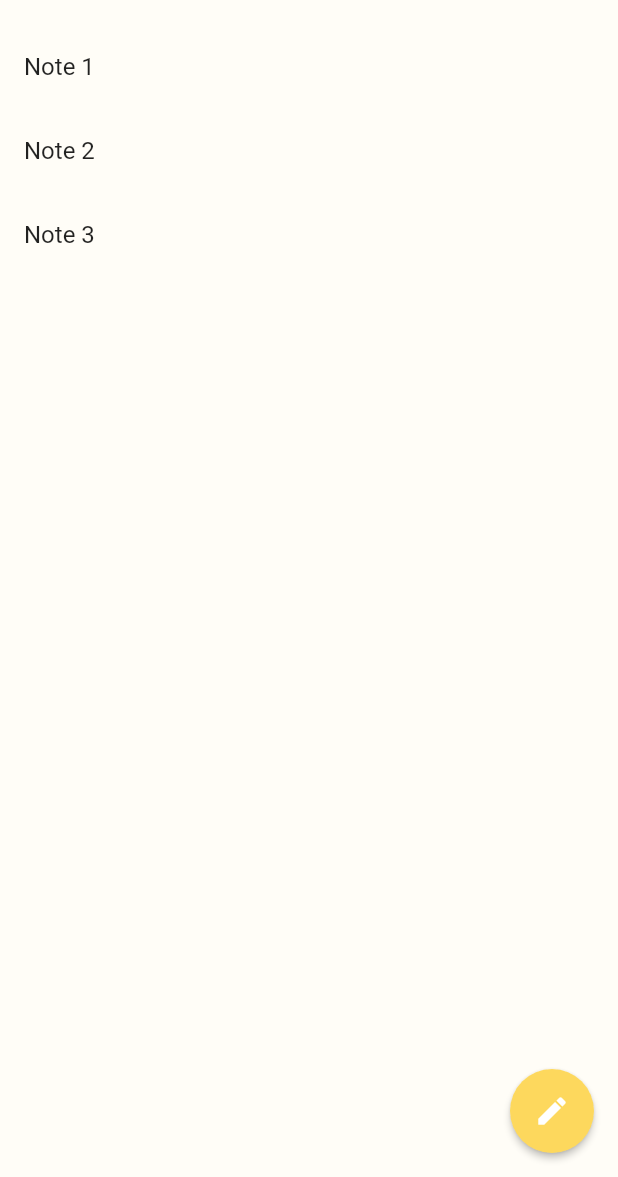
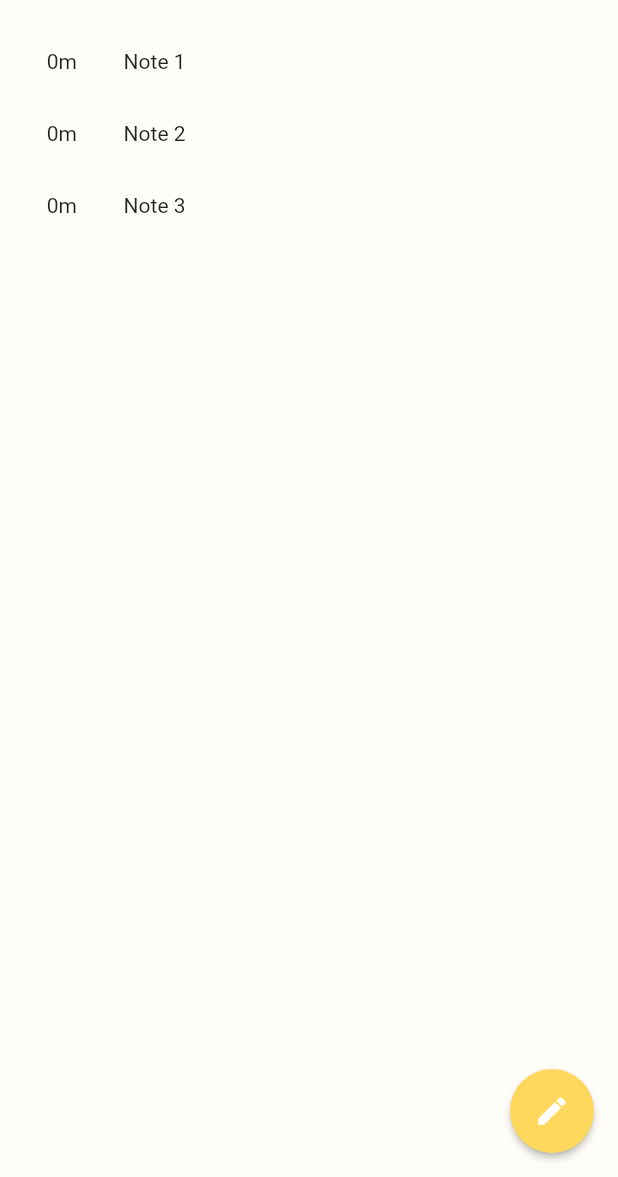
Before and after one commit to JessyH/notes, a Flutter app: the screen it shows after launch, on a phone screen of 412 x 824 dp, the part 59-1236 px from its top. Run offline on Flutter 3.47's test engine with Material 2 defaults, Android fonts, the phone set to English and light mode, and no system bars.

Commit message:
Wip: NoteListItem theming

```diff
--- a/lib/model/note.dart
+++ b/lib/model/note.dart
@@ -7,6 +7,19 @@ class Note {
   int characters = 0;
   bool pinned = false;
 
+  String get ellapsedTime {
+    final Duration difference = DateTime.now().difference(this.modificationDate);
+    if (difference.inMinutes < 60) {
+      return "${difference.inMinutes}m";
+    } else if (difference.inHours < 24) {
+      return "${difference.inHours}h";
+    } else if (difference.inDays < 365) {
+      return "${difference.inDays}d";
+    } else {
+      return "${difference.inDays~/365}y";
+    }
+  }
+
   Note({
     required this.id,
     required this.title,
--- a/lib/ui/note_list_item.dart
+++ b/lib/ui/note_list_item.dart
@@ -14,13 +14,45 @@ class NoteListItem extends StatelessWidget {
 
   @override
   Widget build(BuildContext context) {
-    return ListTile(
-      title: Text(note.title),
+    return InkWell(
+      child: Container(
+        padding: EdgeInsets.symmetric(vertical: 16),
+        child: Row(
+          children: [
+            Expanded(
+              flex: 2,
+              child: Column(
+                children: [
+                  Text(note.ellapsedTime),
+                  // pinned icon
+                ],
+              ),
+            ),
+            Expanded(
+              flex: 8,
+              child: Column(
+                children: [
+                  Row(children: [Text(note.title)]),
+                ],
+              ),
+            ),
+          ],
+        ),
+      ),
       onTap: () => Navigator.pushNamed(
         context,
         AppRouter.noteRoute,
         arguments: NotePageArguments(note.id),
       ),
     );
+
+    // return ListTile(
+    //   title: Text(note.title),
+    //   onTap: () => Navigator.pushNamed(
+    //     context,
+    //     AppRouter.noteRoute,
+    //     arguments: NotePageArguments(note.id),
+    //   ),
+    // );
   }
 }
```
